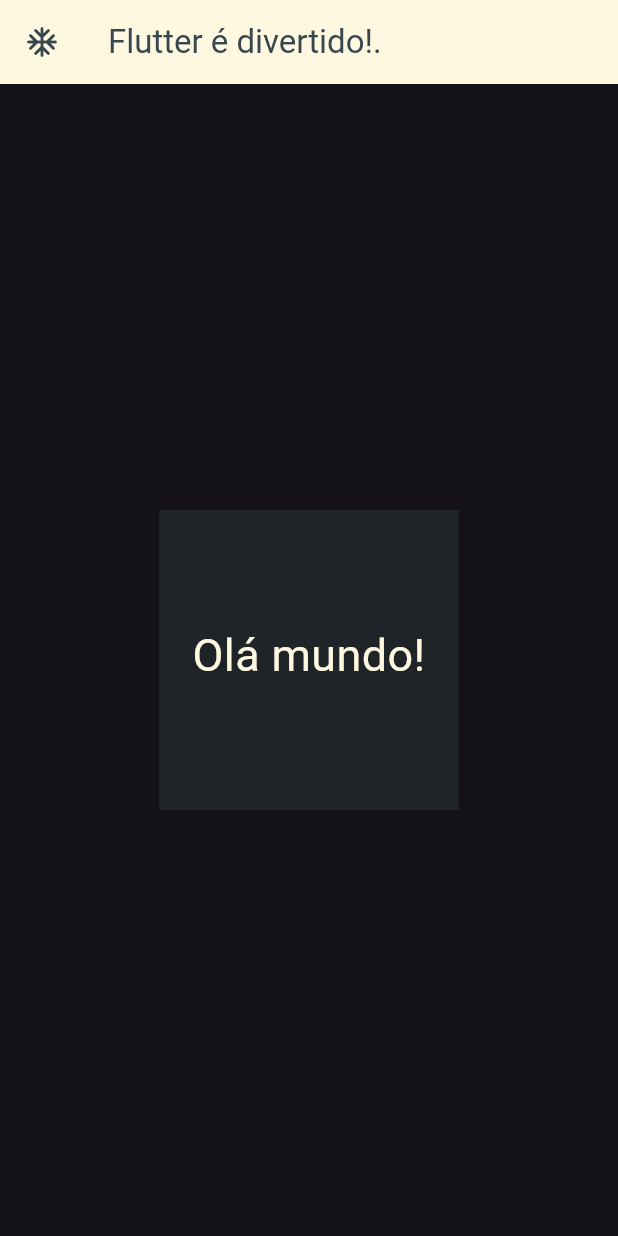
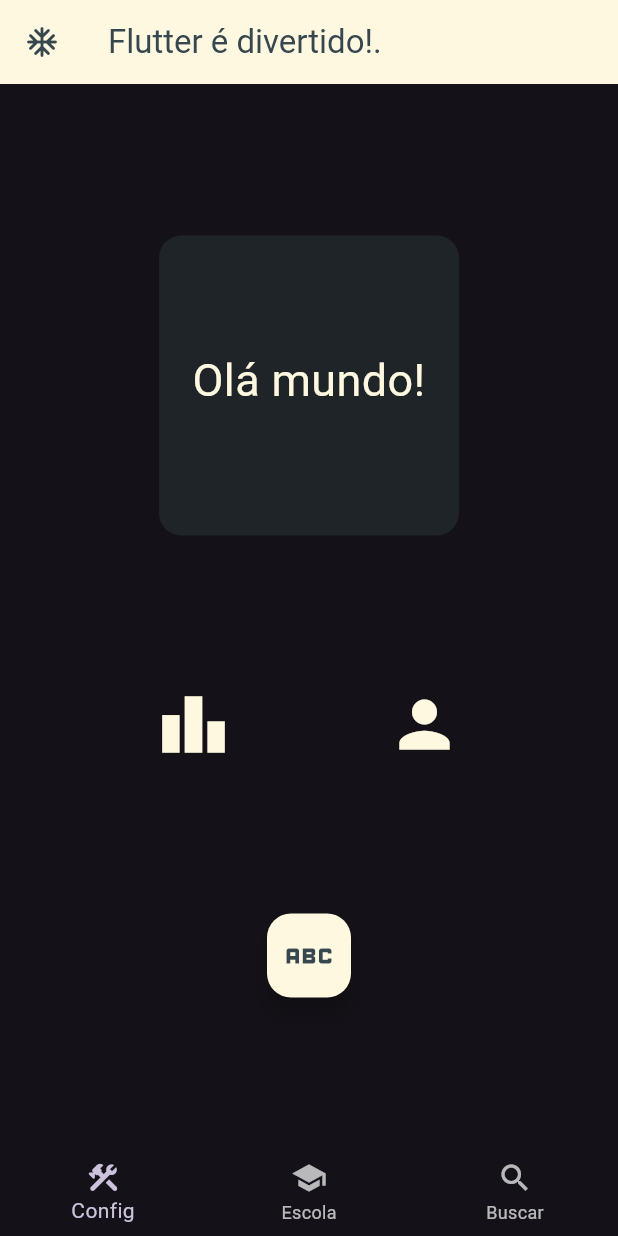
Before and after one commit to nico-cbr/biblioteca-Flutter, a Flutter app: the screen it shows after launch, on a phone screen of 412 x 824 dp. Run offline on Flutter 3.47's test engine with Material 3 defaults, Android fonts, the phone set to English and light mode, and no system bars.

Commit message:
explorando botoes e barra inferior

```diff
--- a/um_stateless/lib/main.dart
+++ b/um_stateless/lib/main.dart
@@ -10,6 +10,8 @@ class Aplicativo extends StatelessWidget{
   // apenas para dar identidade ao aplicativo
   const Aplicativo({super.key});
 
+  get widget => null;
+
   // @override vai dizer que vai sobrescrever a tela
   //build é widget que vai construir toda tela
   // MaterialApp é o que personaliza o tema
@@ -17,6 +19,7 @@ class Aplicativo extends StatelessWidget{
   Widget build(BuildContext context){
     return MaterialApp(
       theme: ThemeData.dark(),
+      debugShowCheckedModeBanner: false,
       home: Scaffold(
         appBar: AppBar(
           leading: Icon(Icons.ac_unit_rounded, color:  Colors.blueGrey[800]),
@@ -25,19 +28,53 @@ class Aplicativo extends StatelessWidget{
         ),
         body: Center(
           child: Column(
-          mainAxisAlignment: MainAxisAlignment.center,
+          mainAxisAlignment: MainAxisAlignment.spaceEvenly,
           // Children serve para colocar varios widgets um atras do outro
             children: [
               Container(
-              color: const Color.fromARGB(255, 30, 36, 39),
+
               height: 200,
               width: 200,
               padding: EdgeInsets.only(top: 75),
+              decoration: BoxDecoration(
+                 color: const Color.fromARGB(255, 30, 36, 39),
+                 borderRadius: BorderRadius.all(Radius.circular(15))
+              ),
               child: Text("Olá mundo!",  style: TextStyle(color: Colors.amber[50], fontSize: 30), textAlign: TextAlign.center,),
-              )
+              ),
+
+              Row(
+                // tipo de espaçamento
+                mainAxisAlignment: MainAxisAlignment.spaceEvenly,
+
+                // widget com filhos
+                children: [
+                  Icon(Icons.leaderboard, color: Colors.amber[50], size: 50),
+                  Icon(Icons.person, color: Colors.amber[50], size: 50),
+
+                ],
+              ),
+
+              Row(
+                mainAxisAlignment: MainAxisAlignment.center,
+                children: [
+              FloatingActionButton(
+                backgroundColor: Colors.amber[50],
+                child: Icon(Icons.abc, color:  Colors.blueGrey[800], size: 40,),
+                onPressed:() {
+                  print("Parabens, funcionou!");
+                },
+              ),
+              ],
+              ),
             ]
           )
         ),
+        bottomNavigationBar: BottomNavigationBar(items: [
+          BottomNavigationBarItem(icon: Icon(Icons.construction_rounded), label:"Config"),
+          BottomNavigationBarItem(icon: Icon(Icons.school), label:"Escola"),
+          BottomNavigationBarItem(icon: Icon(Icons.search), label:"Buscar"),
+        ]),
       ),
     );
   }
```
